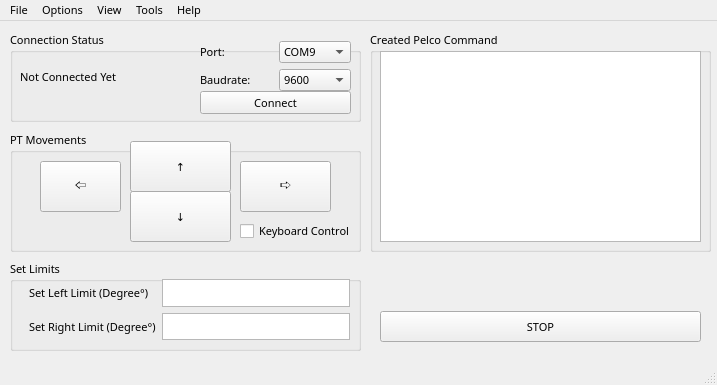
Old version of the form mainwindow.ui in the repository mcagriaksoy/PTZControl.
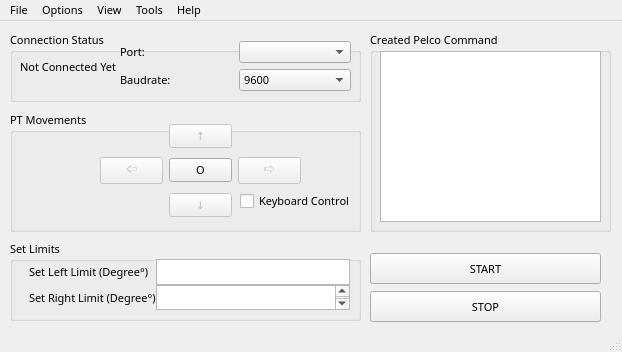
New version of the form.

```diff
--- a/mainwindow.ui
+++ b/mainwindow.ui
@@ -6,8 +6,8 @@
    <rect>
     <x>0</x>
     <y>0</y>
-    <width>717</width>
-    <height>385</height>
+    <width>622</width>
+    <height>352</height>
    </rect>
   </property>
   <property name="font">
@@ -30,7 +30,7 @@
     <property name="geometry">
      <rect>
       <x>10</x>
-      <y>110</y>
+      <y>90</y>
       <width>351</width>
       <height>121</height>
      </rect>
@@ -38,63 +38,11 @@
     <property name="title">
      <string>PT Movements</string>
     </property>
-    <widget class="QPushButton" name="pushButton_3">
+    <widget class="QCheckBox" name="keyboardCheckBox">
      <property name="geometry">
       <rect>
        <x>230</x>
-       <y>30</y>
-       <width>91</width>
-       <height>51</height>
-      </rect>
-     </property>
-     <property name="text">
-      <string>🢧</string>
-     </property>
-    </widget>
-    <widget class="QPushButton" name="pushButton_2">
-     <property name="geometry">
-      <rect>
-       <x>120</x>
-       <y>60</y>
-       <width>101</width>
-       <height>51</height>
-      </rect>
-     </property>
-     <property name="text">
-      <string>↓</string>
-     </property>
-    </widget>
-    <widget class="QPushButton" name="pushButton">
-     <property name="geometry">
-      <rect>
-       <x>120</x>
-       <y>10</y>
-       <width>101</width>
-       <height>51</height>
-      </rect>
-     </property>
-     <property name="text">
-      <string>↑</string>
-     </property>
-    </widget>
-    <widget class="QPushButton" name="pushButton_4">
-     <property name="geometry">
-      <rect>
-       <x>30</x>
-       <y>30</y>
-       <width>81</width>
-       <height>51</height>
-      </rect>
-     </property>
-     <property name="text">
-      <string>🢤</string>
-     </property>
-    </widget>
-    <widget class="QCheckBox" name="checkBox">
-     <property name="geometry">
-      <rect>
-       <x>230</x>
-       <y>90</y>
+       <y>80</y>
        <width>121</width>
        <height>20</height>
       </rect>
@@ -103,14 +51,73 @@
       <string>Keyboard Control</string>
      </property>
     </widget>
+    <widget class="QWidget" name="gridLayoutWidget_3">
+     <property name="geometry">
+      <rect>
+       <x>90</x>
+       <y>10</y>
+       <width>201</width>
+       <height>101</height>
+      </rect>
+     </property>
+     <layout class="QGridLayout" name="gridLayout_3">
+      <item row="0" column="1">
+       <widget class="QPushButton" name="upButton">
+        <property name="enabled">
+         <bool>false</bool>
+        </property>
+        <property name="text">
+         <string>↑</string>
+        </property>
+       </widget>
+      </item>
+      <item row="2" column="1">
+       <widget class="QPushButton" name="downButton">
+        <property name="enabled">
+         <bool>false</bool>
+        </property>
+        <property name="text">
+         <string>↓</string>
+        </property>
+       </widget>
+      </item>
+      <item row="1" column="1">
+       <widget class="QPushButton" name="noneButton">
+        <property name="text">
+         <string>O</string>
+        </property>
+       </widget>
+      </item>
+      <item row="1" column="2">
+       <widget class="QPushButton" name="rightButton">
+        <property name="enabled">
+         <bool>false</bool>
+        </property>
+        <property name="text">
+         <string>🢧</string>
+        </property>
+       </widget>
+      </item>
+      <item row="1" column="0">
+       <widget class="QPushButton" name="leftButton">
+        <property name="enabled">
+         <bool>false</bool>
+        </property>
+        <property name="text">
+         <string>🢤</string>
+        </property>
+       </widget>
+      </item>
+     </layout>
+    </widget>
    </widget>
    <widget class="QGroupBox" name="groupBox_4">
     <property name="geometry">
      <rect>
       <x>370</x>
       <y>10</y>
-      <width>341</width>
-      <height>221</height>
+      <width>241</width>
+      <height>201</height>
      </rect>
     </property>
     <property name="title">
@@ -121,8 +128,8 @@
       <rect>
        <x>10</x>
        <y>20</y>
-       <width>321</width>
-       <height>191</height>
+       <width>221</width>
+       <height>171</height>
       </rect>
      </property>
     </widget>
@@ -130,9 +137,9 @@
    <widget class="QPushButton" name="pushButton_5">
     <property name="geometry">
      <rect>
-      <x>380</x>
-      <y>290</y>
-      <width>321</width>
+      <x>370</x>
+      <y>270</y>
+      <width>231</width>
       <height>31</height>
      </rect>
     </property>
@@ -146,32 +153,19 @@
       <x>10</x>
       <y>10</y>
       <width>351</width>
-      <height>91</height>
+      <height>71</height>
      </rect>
     </property>
     <property name="title">
      <string>Connection Status</string>
     </property>
-    <widget class="QPushButton" name="connectButton">
-     <property name="geometry">
-      <rect>
-       <x>190</x>
-       <y>60</y>
-       <width>151</width>
-       <height>23</height>
-      </rect>
-     </property>
-     <property name="text">
-      <string>Connect</string>
-     </property>
-    </widget>
     <widget class="QLabel" name="statusLabel">
      <property name="geometry">
       <rect>
        <x>10</x>
        <y>20</y>
-       <width>161</width>
-       <height>51</height>
+       <width>101</width>
+       <height>31</height>
       </rect>
      </property>
      <property name="text">
@@ -181,21 +175,15 @@
     <widget class="QWidget" name="gridLayoutWidget">
      <property name="geometry">
       <rect>
-       <x>190</x>
+       <x>110</x>
        <y>10</y>
-       <width>151</width>
+       <width>231</width>
        <height>50</height>
       </rect>
      </property>
      <layout class="QGridLayout" name="gridLayout">
       <item row="0" column="1">
-       <widget class="QComboBox" name="PortComboBox">
-        <item>
-         <property name="text">
-          <string>COM9</string>
-         </property>
-        </item>
-       </widget>
+       <widget class="QComboBox" name="PortComboBox"/>
       </item>
       <item row="0" column="0">
        <widget class="QLabel" name="label">
@@ -227,9 +215,9 @@
     <property name="geometry">
      <rect>
       <x>10</x>
-      <y>239</y>
+      <y>219</y>
       <width>351</width>
-      <height>91</height>
+      <height>81</height>
      </rect>
     </property>
     <property name="title">
@@ -241,13 +229,16 @@
        <x>19</x>
        <y>19</y>
        <width>321</width>
-       <height>61</height>
+       <height>51</height>
       </rect>
      </property>
      <layout class="QGridLayout" name="gridLayout_2">
       <property name="sizeConstraint">
        <enum>QLayout::SizeConstraint::SetDefaultConstraint</enum>
       </property>
+      <property name="spacing">
+       <number>0</number>
+      </property>
       <item row="1" column="0">
        <widget class="QLabel" name="label_5">
         <property name="text">
@@ -271,13 +262,26 @@
      </layout>
     </widget>
    </widget>
+   <widget class="QPushButton" name="connectButton">
+    <property name="geometry">
+     <rect>
+      <x>370</x>
+      <y>232</y>
+      <width>231</width>
+      <height>31</height>
+     </rect>
+    </property>
+    <property name="text">
+     <string>START</string>
+    </property>
+   </widget>
   </widget>
   <widget class="QMenuBar" name="menubar">
    <property name="geometry">
     <rect>
      <x>0</x>
      <y>0</y>
-     <width>717</width>
+     <width>622</width>
      <height>17</height>
     </rect>
    </property>
```
Left out of the diff: 51 changed lines with no effect on the pictures.
